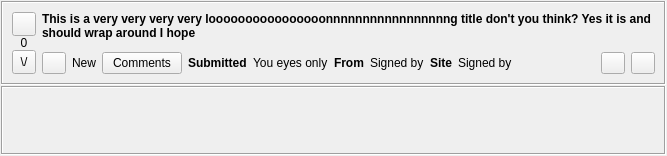
This is retroshare-gui/src/gui/Posted/PostedItem.ui in RetroShare/RetroShare as Qt 5 draws it before an edit. The edited form follows.
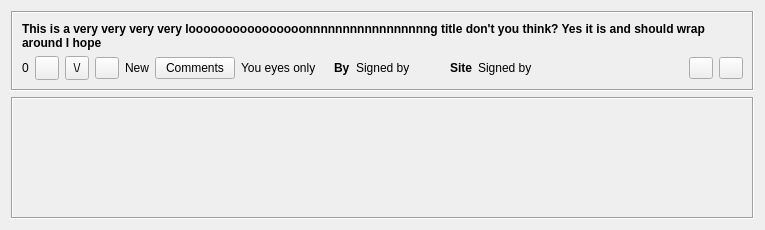
This is the edited form. Icons and pictures are not drawn. Custom widgets are drawn as their Qt base class.

```diff
--- a/retroshare-gui/src/gui/Posted/PostedItem.ui
+++ b/retroshare-gui/src/gui/Posted/PostedItem.ui
@@ -6,20 +6,14 @@
    <rect>
     <x>0</x>
     <y>0</y>
-    <width>667</width>
-    <height>156</height>
+    <width>765</width>
+    <height>230</height>
    </rect>
   </property>
   <property name="windowTitle">
    <string notr="true"/>
   </property>
   <layout class="QVBoxLayout" name="verticalLayout_2">
-   <property name="spacing">
-    <number>1</number>
-   </property>
-   <property name="margin">
-    <number>1</number>
-   </property>
    <item>
     <widget class="QFrame" name="frame">
      <property name="sizePolicy">
@@ -37,87 +31,37 @@
      <property name="frameShadow">
       <enum>QFrame::Sunken</enum>
      </property>
-     <layout class="QGridLayout" name="gridLayout">
-      <item row="1" column="11">
-       <widget class="QPushButton" name="readAndClearButton">
-        <property name="maximumSize">
-         <size>
-          <width>24</width>
-          <height>16777215</height>
-         </size>
-        </property>
-        <property name="focusPolicy">
-         <enum>Qt::NoFocus</enum>
-        </property>
-        <property name="toolTip">
-         <string>Set as read and remove item</string>
-        </property>
-        <property name="icon">
-         <iconset resource="../images.qrc">
-          <normaloff>:/images/cancel.png</normaloff>:/images/cancel.png</iconset>
-        </property>
-       </widget>
-      </item>
-      <item row="1" column="4">
-       <widget class="QLabel" name="dateBoldLabel">
-        <property name="sizePolicy">
-         <sizepolicy hsizetype="Preferred" vsizetype="Fixed">
-          <horstretch>0</horstretch>
-          <verstretch>0</verstretch>
-         </sizepolicy>
-        </property>
-        <property name="font">
-         <font>
-          <weight>75</weight>
-          <bold>true</bold>
-         </font>
-        </property>
-        <property name="text">
-         <string>Submitted</string>
-        </property>
-       </widget>
-      </item>
-      <item row="1" column="5">
-       <widget class="QLabel" name="dateLabel">
-        <property name="sizePolicy">
-         <sizepolicy hsizetype="Expanding" vsizetype="Fixed">
-          <horstretch>0</horstretch>
-          <verstretch>0</verstretch>
-         </sizepolicy>
-        </property>
-        <property name="text">
-         <string notr="true">You eyes only</string>
-        </property>
-        <property name="openExternalLinks">
-         <bool>true</bool>
-        </property>
-       </widget>
-      </item>
-      <item row="0" column="0" rowspan="2">
        <layout class="QVBoxLayout" name="verticalLayout">
-        <property name="spacing">
-         <number>0</number>
-        </property>
         <item>
-         <widget class="QToolButton" name="voteUpButton">
-          <property name="minimumSize">
-           <size>
-            <width>24</width>
-            <height>24</height>
-           </size>
-          </property>
-          <property name="toolTip">
-           <string>Vote up</string>
+       <widget class="StyledLabel" name="titleLabel">
+        <property name="sizePolicy">
+         <sizepolicy hsizetype="MinimumExpanding" vsizetype="Expanding">
+          <horstretch>0</horstretch>
+          <verstretch>0</verstretch>
+         </sizepolicy>
+        </property>
+        <property name="font">
+         <font>
+          <weight>75</weight>
+          <bold>true</bold>
+         </font>
           </property>
           <property name="text">
-           <string/>
-          </property>
-          <property name="icon">
-           <iconset resource="../images.qrc">
-            <normaloff>:/images/go-up.png</normaloff>:/images/go-up.png</iconset>
+         <string notr="true">This is a very very very very loooooooooooooooonnnnnnnnnnnnnnnnng title don't you think? Yes it is and should wrap around I hope</string>
+        </property>
+        <property name="alignment">
+         <set>Qt::AlignLeading|Qt::AlignLeft|Qt::AlignTop</set>
+        </property>
+        <property name="wordWrap">
+         <bool>true</bool>
+        </property>
+        <property name="openExternalLinks">
+         <bool>true</bool>
           </property>
          </widget>
         </item>
+      <item>
+       <layout class="QHBoxLayout" name="horizontalLayout_2">
         <item>
          <widget class="StyledLabel" name="scoreLabel">
           <property name="text">
@@ -128,6 +72,26 @@
           </property>
          </widget>
         </item>
+        <item>
+         <widget class="QToolButton" name="voteUpButton">
+          <property name="minimumSize">
+           <size>
+            <width>24</width>
+            <height>24</height>
+           </size>
+          </property>
+          <property name="toolTip">
+           <string>Vote up</string>
+          </property>
+          <property name="text">
+           <string/>
+          </property>
+          <property name="icon">
+           <iconset resource="../images.qrc">
+            <normaloff>:/images/vote_up.png</normaloff>:/images/vote_up.png</iconset>
+          </property>
+         </widget>
+        </item>
         <item>
          <widget class="QToolButton" name="voteDownButton">
           <property name="minimumSize">
@@ -148,74 +112,7 @@
           </property>
          </widget>
         </item>
-       </layout>
-      </item>
-      <item row="1" column="6">
-       <widget class="QLabel" name="fromBoldLabel">
-        <property name="sizePolicy">
-         <sizepolicy hsizetype="Preferred" vsizetype="Fixed">
-          <horstretch>0</horstretch>
-          <verstretch>0</verstretch>
-         </sizepolicy>
-        </property>
-        <property name="font">
-         <font>
-          <weight>75</weight>
-          <bold>true</bold>
-         </font>
-        </property>
-        <property name="text">
-         <string>From</string>
-        </property>
-       </widget>
-      </item>
-      <item row="1" column="3">
-       <widget class="QPushButton" name="commentButton">
-        <property name="text">
-         <string>Comments</string>
-        </property>
-       </widget>
-      </item>
-      <item row="1" column="2">
-       <widget class="QLabel" name="newLabel">
-        <property name="text">
-         <string>New</string>
-        </property>
-       </widget>
-      </item>
-      <item row="1" column="9">
-       <widget class="QLabel" name="siteLabel">
-        <property name="sizePolicy">
-         <sizepolicy hsizetype="Expanding" vsizetype="Fixed">
-          <horstretch>0</horstretch>
-          <verstretch>0</verstretch>
-         </sizepolicy>
-        </property>
-        <property name="text">
-         <string notr="true">Signed by</string>
-        </property>
-        <property name="openExternalLinks">
-         <bool>true</bool>
-        </property>
-       </widget>
-      </item>
-      <item row="1" column="7">
-       <widget class="GxsIdLabel" name="fromLabel">
-        <property name="sizePolicy">
-         <sizepolicy hsizetype="Expanding" vsizetype="Fixed">
-          <horstretch>0</horstretch>
-          <verstretch>0</verstretch>
-         </sizepolicy>
-        </property>
-        <property name="text">
-         <string notr="true">Signed by</string>
-        </property>
-        <property name="openExternalLinks">
-         <bool>true</bool>
-        </property>
-       </widget>
-      </item>
-      <item row="1" column="1">
+        <item>
        <widget class="QPushButton" name="readButton">
         <property name="maximumSize">
          <size>
@@ -244,7 +141,72 @@
         </property>
        </widget>
       </item>
-      <item row="1" column="8">
+        <item>
+         <widget class="QLabel" name="newLabel">
+          <property name="text">
+           <string>New</string>
+          </property>
+         </widget>
+        </item>
+        <item>
+         <widget class="QPushButton" name="commentButton">
+          <property name="text">
+           <string>Comments</string>
+          </property>
+         </widget>
+        </item>
+        <item>
+         <widget class="QLabel" name="dateLabel">
+          <property name="sizePolicy">
+           <sizepolicy hsizetype="Expanding" vsizetype="Fixed">
+            <horstretch>0</horstretch>
+            <verstretch>0</verstretch>
+           </sizepolicy>
+          </property>
+          <property name="text">
+           <string notr="true">You eyes only</string>
+          </property>
+          <property name="openExternalLinks">
+           <bool>true</bool>
+          </property>
+         </widget>
+        </item>
+        <item>
+         <widget class="QLabel" name="fromBoldLabel">
+          <property name="sizePolicy">
+           <sizepolicy hsizetype="Preferred" vsizetype="Fixed">
+            <horstretch>0</horstretch>
+            <verstretch>0</verstretch>
+           </sizepolicy>
+          </property>
+          <property name="font">
+           <font>
+            <weight>75</weight>
+            <bold>true</bold>
+           </font>
+          </property>
+          <property name="text">
+           <string>By</string>
+          </property>
+         </widget>
+        </item>
+        <item>
+         <widget class="GxsIdLabel" name="fromLabel">
+          <property name="sizePolicy">
+           <sizepolicy hsizetype="Expanding" vsizetype="Fixed">
+            <horstretch>0</horstretch>
+            <verstretch>0</verstretch>
+           </sizepolicy>
+          </property>
+          <property name="text">
+           <string notr="true">Signed by</string>
+          </property>
+          <property name="openExternalLinks">
+           <bool>true</bool>
+          </property>
+         </widget>
+        </item>
+        <item>
        <widget class="QLabel" name="fromBoldLabel_2">
         <property name="sizePolicy">
          <sizepolicy hsizetype="Preferred" vsizetype="Fixed">
@@ -263,7 +225,23 @@
         </property>
        </widget>
       </item>
-      <item row="1" column="10">
+        <item>
+         <widget class="QLabel" name="siteLabel">
+          <property name="sizePolicy">
+           <sizepolicy hsizetype="Expanding" vsizetype="Fixed">
+            <horstretch>0</horstretch>
+            <verstretch>0</verstretch>
+           </sizepolicy>
+          </property>
+          <property name="text">
+           <string notr="true">Signed by</string>
+          </property>
+          <property name="openExternalLinks">
+           <bool>true</bool>
+          </property>
+         </widget>
+        </item>
+        <item>
        <spacer name="horizontalSpacer">
         <property name="orientation">
          <enum>Qt::Horizontal</enum>
@@ -276,7 +254,27 @@
         </property>
        </spacer>
       </item>
-      <item row="1" column="12">
+        <item>
+         <widget class="QPushButton" name="readAndClearButton">
+          <property name="maximumSize">
+           <size>
+            <width>24</width>
+            <height>16777215</height>
+           </size>
+          </property>
+          <property name="focusPolicy">
+           <enum>Qt::NoFocus</enum>
+          </property>
+          <property name="toolTip">
+           <string>Set as read and remove item</string>
+          </property>
+          <property name="icon">
+           <iconset resource="../images.qrc">
+            <normaloff>:/images/cancel.png</normaloff>:/images/cancel.png</iconset>
+          </property>
+         </widget>
+        </item>
+        <item>
        <widget class="QPushButton" name="clearButton">
         <property name="maximumSize">
          <size>
@@ -296,33 +294,7 @@
         </property>
        </widget>
       </item>
-      <item row="0" column="1" colspan="12">
-       <widget class="StyledLabel" name="titleLabel">
-        <property name="sizePolicy">
-         <sizepolicy hsizetype="Preferred" vsizetype="Expanding">
-          <horstretch>0</horstretch>
-          <verstretch>0</verstretch>
-         </sizepolicy>
-        </property>
-        <property name="font">
-         <font>
-          <weight>75</weight>
-          <bold>true</bold>
-         </font>
-        </property>
-        <property name="text">
-         <string notr="true">This is a very very very very loooooooooooooooonnnnnnnnnnnnnnnnng title don't you think? Yes it is and should wrap around I hope</string>
-        </property>
-        <property name="alignment">
-         <set>Qt::AlignLeading|Qt::AlignLeft|Qt::AlignTop</set>
-        </property>
-        <property name="wordWrap">
-         <bool>true</bool>
-        </property>
-        <property name="openExternalLinks">
-         <bool>true</bool>
-        </property>
-       </widget>
+       </layout>
       </item>
      </layout>
     </widget>
@@ -335,12 +307,15 @@
      <property name="frameShadow">
       <enum>QFrame::Sunken</enum>
      </property>
-     <layout class="QGridLayout" name="gridLayout_2">
-      <property name="margin">
-       <number>1</number>
-      </property>
-      <item row="0" column="0">
        <widget class="QLabel" name="notes">
+      <property name="geometry">
+       <rect>
+        <x>2</x>
+        <y>2</y>
+        <width>16</width>
+        <height>17</height>
+       </rect>
+      </property>
         <property name="styleSheet">
          <string notr="true"/>
         </property>
@@ -351,8 +326,6 @@
          <bool>true</bool>
         </property>
        </widget>
-      </item>
-     </layout>
     </widget>
    </item>
   </layout>
```
Left out of the diff: 18 changed lines with no effect on the pictures. Lines whose indentation alone changed are shown as unchanged.
